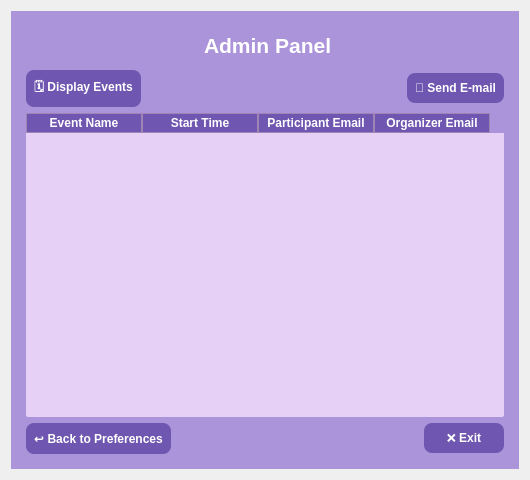
Old version of the form ui/admin_panel.ui in the repository KursaDSc/Python-Module-Week7.
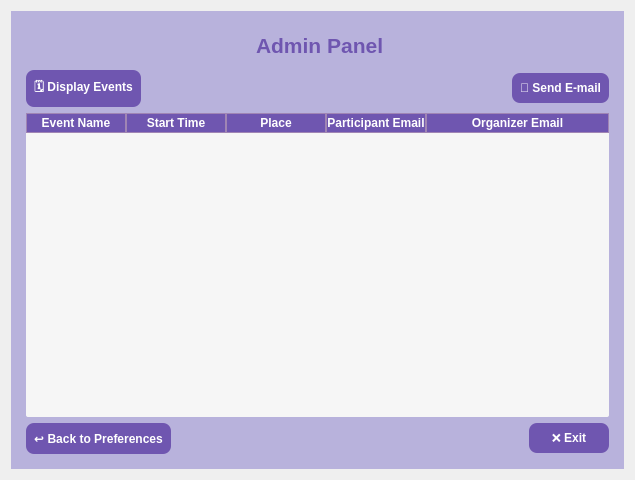
New version of the form. Icons and pictures are not drawn.

```diff
--- a/ui/admin_panel.ui
+++ b/ui/admin_panel.ui
@@ -6,19 +6,19 @@
    <rect>
     <x>0</x>
     <y>0</y>
-    <width>530</width>
+    <width>635</width>
     <height>480</height>
    </rect>
   </property>
   <property name="minimumSize">
    <size>
-    <width>512</width>
+    <width>635</width>
     <height>480</height>
    </size>
   </property>
   <property name="maximumSize">
    <size>
-    <width>530</width>
+    <width>640</width>
     <height>16777215</height>
    </size>
   </property>
@@ -32,7 +32,7 @@
    <item>
     <widget class="QFrame" name="frame">
      <property name="styleSheet">
-      <string notr="true">background-color: #ab94da;
+      <string notr="true">background-color: #b8b2dc;
 border: none; 
 border-radius: 20 px;
 
@@ -81,12 +81,11 @@
           <property name="font">
            <font>
             <pointsize>16</pointsize>
-            <weight>75</weight>
             <bold>true</bold>
            </font>
           </property>
           <property name="styleSheet">
-           <string notr="true">color: rgb(255, 255, 255);</string>
+           <string notr="true">color: #6f56b0;</string>
           </property>
           <property name="text">
            <string>Admin Panel</string>
@@ -166,6 +165,9 @@
         </item>
         <item>
          <widget class="QPushButton" name="emailButton">
+          <property name="enabled">
+           <bool>false</bool>
+          </property>
           <property name="sizePolicy">
            <sizepolicy hsizetype="Minimum" vsizetype="Fixed">
             <horstretch>0</horstretch>
@@ -223,9 +225,9 @@
            <colorrole role="Button">
             <brush brushstyle="SolidPattern">
              <color alpha="255">
-              <red>230</red>
-              <green>208</green>
-              <blue>245</blue>
+              <red>246</red>
+              <green>246</green>
+              <blue>246</blue>
              </color>
             </brush>
            </colorrole>
@@ -250,18 +252,18 @@
            <colorrole role="Base">
             <brush brushstyle="SolidPattern">
              <color alpha="255">
-              <red>230</red>
-              <green>208</green>
-              <blue>245</blue>
+              <red>246</red>
+              <green>246</green>
+              <blue>246</blue>
              </color>
             </brush>
            </colorrole>
            <colorrole role="Window">
             <brush brushstyle="SolidPattern">
              <color alpha="255">
-              <red>230</red>
-              <green>208</green>
-              <blue>245</blue>
+              <red>246</red>
+              <green>246</green>
+              <blue>246</blue>
              </color>
             </brush>
            </colorrole>
@@ -292,6 +294,15 @@
              </color>
             </brush>
            </colorrole>
+           <colorrole role="PlaceholderText">
+            <brush brushstyle="SolidPattern">
+             <color alpha="128">
+              <red>0</red>
+              <green>0</green>
+              <blue>0</blue>
+             </color>
+            </brush>
+           </colorrole>
           </active>
           <inactive>
            <colorrole role="WindowText">
@@ -306,9 +317,9 @@
            <colorrole role="Button">
             <brush brushstyle="SolidPattern">
              <color alpha="255">
-              <red>230</red>
-              <green>208</green>
-              <blue>245</blue>
+              <red>246</red>
+              <green>246</green>
+              <blue>246</blue>
              </color>
             </brush>
            </colorrole>
@@ -333,18 +344,18 @@
            <colorrole role="Base">
             <brush brushstyle="SolidPattern">
              <color alpha="255">
-              <red>230</red>
-              <green>208</green>
-              <blue>245</blue>
+              <red>246</red>
+              <green>246</green>
+              <blue>246</blue>
              </color>
             </brush>
            </colorrole>
            <colorrole role="Window">
             <brush brushstyle="SolidPattern">
              <color alpha="255">
-              <red>230</red>
-              <green>208</green>
-              <blue>245</blue>
+              <red>246</red>
+              <green>246</green>
+              <blue>246</blue>
              </color>
             </brush>
            </colorrole>
@@ -375,6 +386,15 @@
              </color>
             </brush>
            </colorrole>
+           <colorrole role="PlaceholderText">
+            <brush brushstyle="SolidPattern">
+             <color alpha="128">
+              <red>0</red>
+              <green>0</green>
+              <blue>0</blue>
+             </color>
+            </brush>
+           </colorrole>
           </inactive>
           <disabled>
            <colorrole role="WindowText">
@@ -389,9 +409,9 @@
            <colorrole role="Button">
             <brush brushstyle="SolidPattern">
              <color alpha="255">
-              <red>230</red>
-              <green>208</green>
-              <blue>245</blue>
+              <red>246</red>
+              <green>246</green>
+              <blue>246</blue>
              </color>
             </brush>
            </colorrole>
@@ -416,18 +436,18 @@
            <colorrole role="Base">
             <brush brushstyle="SolidPattern">
              <color alpha="255">
-              <red>230</red>
-              <green>208</green>
-              <blue>245</blue>
+              <red>246</red>
+              <green>246</green>
+              <blue>246</blue>
              </color>
             </brush>
            </colorrole>
            <colorrole role="Window">
             <brush brushstyle="SolidPattern">
              <color alpha="255">
-              <red>230</red>
-              <green>208</green>
-              <blue>245</blue>
+              <red>246</red>
+              <green>246</green>
+              <blue>246</blue>
              </color>
             </brush>
            </colorrole>
@@ -458,6 +478,15 @@
              </color>
             </brush>
            </colorrole>
+           <colorrole role="PlaceholderText">
+            <brush brushstyle="SolidPattern">
+             <color alpha="128">
+              <red>0</red>
+              <green>0</green>
+              <blue>0</blue>
+             </color>
+            </brush>
+           </colorrole>
           </disabled>
          </palette>
         </property>
@@ -479,7 +508,7 @@
 }
 
 QTableWidget {
-    background-color: #e6d0f5;  /* Hücrelerin arka planı */
+    background-color: #f6f6f6;  /* Hücrelerin arka planı */
     color: black;               /* Yazı rengi */
     gridline-color: #b58cd9;    /* Hücre çizgi rengi */
     alternate-background-color: #f9f9f9;	
@@ -491,8 +520,23 @@
 }
 </string>
         </property>
+        <property name="frameShape">
+         <enum>QFrame::Shape::Box</enum>
+        </property>
+        <attribute name="horizontalHeaderCascadingSectionResizes">
+         <bool>true</bool>
+        </attribute>
         <attribute name="horizontalHeaderDefaultSectionSize">
-         <number>116</number>
+         <number>100</number>
+        </attribute>
+        <attribute name="horizontalHeaderStretchLastSection">
+         <bool>true</bool>
+        </attribute>
+        <attribute name="verticalHeaderMinimumSectionSize">
+         <number>20</number>
+        </attribute>
+        <attribute name="verticalHeaderHighlightSections">
+         <bool>true</bool>
         </attribute>
         <column>
          <property name="text">
@@ -504,6 +548,11 @@
           <string>Start Time</string>
          </property>
         </column>
+        <column>
+         <property name="text">
+          <string>Place</string>
+         </property>
+        </column>
         <column>
          <property name="text">
           <string>Participant Email</string>
```
Left out of the diff: 30 changed lines with no effect on the pictures.
